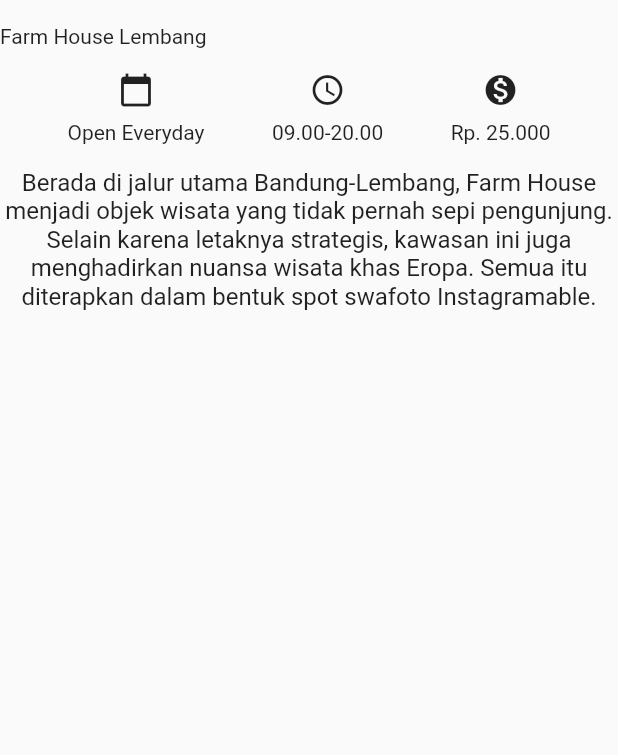
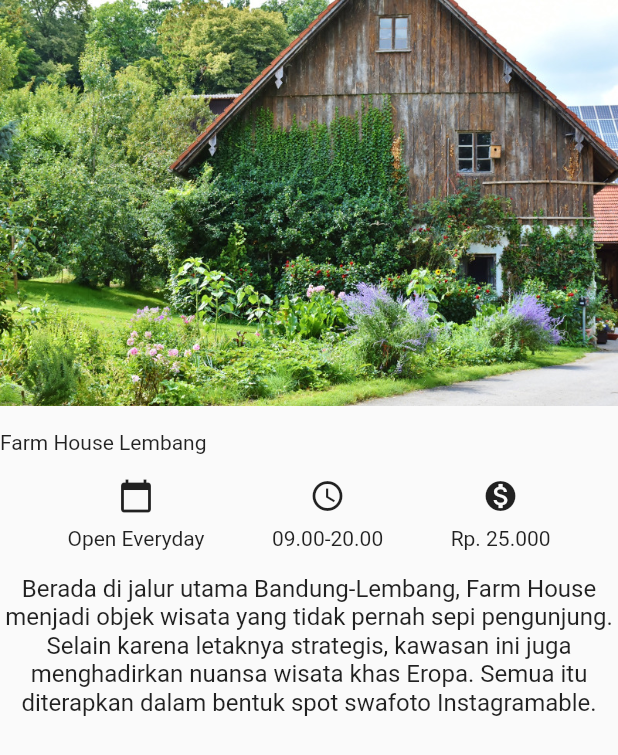
Before and after one commit to bayazidsustami/basic_training_flutter, a Flutter app: the screen it shows after launch, on a phone screen of 412 x 824 dp. Shown: the top 755 px of the screen. Run offline on Flutter 3.47's test engine with Material 2 defaults, Android fonts, the phone set to English and light mode, and no system bars.

```diff
--- a/lib/detail_screen.dart
+++ b/lib/detail_screen.dart
@@ -8,6 +8,7 @@ class DetailScreen extends StatelessWidget{
           child: Column(
             crossAxisAlignment: CrossAxisAlignment.stretch,
             children: <Widget>[
+              Image.asset('images/farm-house.jpg'),
               Container(
                   margin: EdgeInsets.only(top: 16.0),
                   child: Text('Farm House Lembang')
--- a/lib/main.dart
+++ b/lib/main.dart
@@ -1,4 +1,3 @@
-import 'package:flutter/cupertino.dart';
 import 'package:flutter/material.dart';
 
 import 'detail_screen.dart';
--- a/pubspec.yaml
+++ b/pubspec.yaml
@@ -45,8 +45,8 @@ flutter:
   uses-material-design: true
 
   # To add assets to your application, add an assets section, like this:
-  # assets:
-  #   - images/a_dot_burr.jpeg
+  assets:
+    - images/
   #   - images/a_dot_ham.jpeg
 
   # An image asset can refer to one or more resolution-specific "variants", see
```
Also changed, not shown: pubspec.lock.
